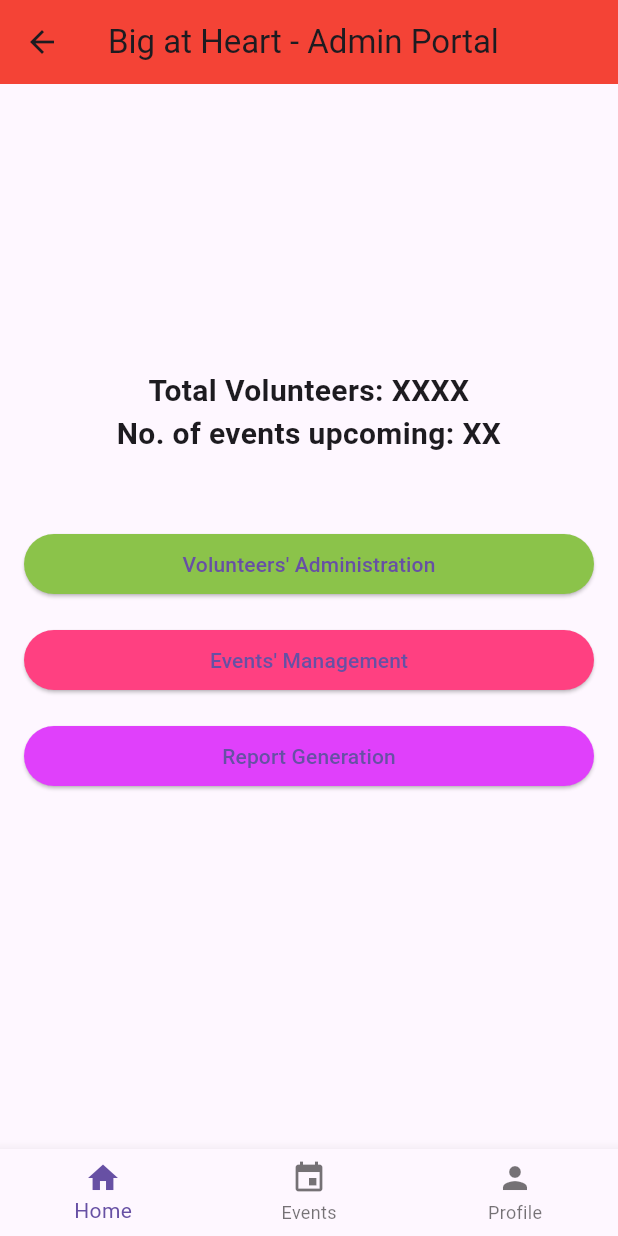
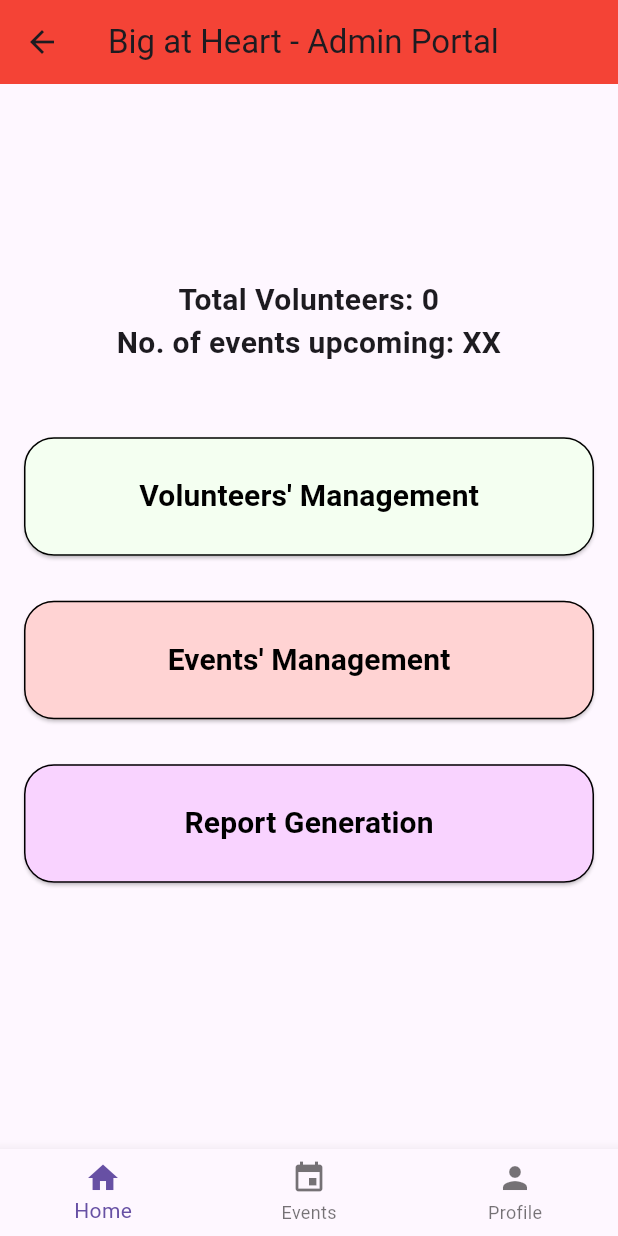
Before and after one commit to ruth-lim/hackforgood24, a Flutter app: the AdminDashboard screen opened by its route, on a phone screen of 412 x 824 dp. Run offline on Flutter 3.47's test engine with Material 3 defaults, Android fonts, the phone set to English and light mode, and no system bars; our stand-ins replace cloud_firestore, firebase_auth, firebase_core; accounts and stored records are empty; generated files the repository leaves out were written again.

Commit message:
Improve UI of admin homepage

```diff
--- a/lib/pages/admin/admin_dashboard.dart
+++ b/lib/pages/admin/admin_dashboard.dart
@@ -1,5 +1,6 @@
 import 'package:flutter/material.dart';
 import 'bottom_navigation_bar.dart';
+import 'package:cloud_firestore/cloud_firestore.dart';
 
 class AdminDashboard extends StatefulWidget {
   static const routeName = '/admin_dashboard';
@@ -9,6 +10,7 @@ class AdminDashboard extends StatefulWidget {
 }
 
 class _AdminDashboardState extends State<AdminDashboard> {
+  final FirebaseFirestore _firestore = FirebaseFirestore.instance;
   int _selectedIndex = 0;
 
   void _onItemTapped(int index) {
@@ -29,6 +31,39 @@ class _AdminDashboardState extends State<AdminDashboard> {
     }
   }
 
+  Future<int> _fetchTotalVolunteersCount() async {
+    final querySnapshot = await _firestore.collection('users').get();
+    return querySnapshot.docs.length;
+  }
+
+  // Get total volunteers from cloud firestore
+  Widget _buildTotalVolunteersCount() {
+    return FutureBuilder<int>(
+      future: _fetchTotalVolunteersCount(),
+      builder: (BuildContext context, AsyncSnapshot<int> snapshot) {
+        if (snapshot.connectionState == ConnectionState.waiting) {
+          return Text(
+            'Loading total volunteers...',
+            style: TextStyle(fontSize: 20, fontWeight: FontWeight.bold),
+            textAlign: TextAlign.center,
+          );
+        } else if (snapshot.hasError) {
+          return Text(
+            'Error fetching total volunteers',
+            style: TextStyle(fontSize: 20, fontWeight: FontWeight.bold),
+            textAlign: TextAlign.center,
+          );
+        } else {
+          return Text(
+            'Total Volunteers: ${snapshot.data}',
+            style: TextStyle(fontSize: 20, fontWeight: FontWeight.bold),
+            textAlign: TextAlign.center,
+          );
+        }
+      },
+    );
+  }
+
   @override
   Widget build(BuildContext context) {
     return Scaffold(
@@ -42,12 +77,7 @@ class _AdminDashboardState extends State<AdminDashboard> {
           mainAxisAlignment: MainAxisAlignment.center,
           crossAxisAlignment: CrossAxisAlignment.stretch,
           children: <Widget>[
-            // Display total volunteers and upcoming events
-            Text(
-              'Total Volunteers: XXXX',
-              style: TextStyle(fontSize: 20, fontWeight: FontWeight.bold),
-              textAlign: TextAlign.center,
-            ),
+            _buildTotalVolunteersCount(),
             Text(
               'No. of events upcoming: XX',
               style: TextStyle(fontSize: 20, fontWeight: FontWeight.bold),
@@ -55,35 +85,83 @@ class _AdminDashboardState extends State<AdminDashboard> {
             ),
             SizedBox(height: 48),
 
-            // Button for Volunteers' Administration
+            // Button for Volunteers Management
             ElevatedButton(
               onPressed: () {
                 Navigator.pushNamed(context, '/volunteers_management');
               },
-              child: Text('Volunteers\' Administration'),
-              style: ElevatedButton.styleFrom(primary: Colors.lightGreen),
+              child: Text(
+                'Volunteers\' Management',
+                style: TextStyle(
+                  color: Colors.black,
+                  fontSize: 20,
+                  fontWeight: FontWeight.bold,
+                ),
+              ),
+              style: ElevatedButton.styleFrom(
+                primary: Color(0xFFF4FFF1),
+                onPrimary: Colors.black,
+                side: BorderSide(color: Colors.black, width: 1.0),
+                minimumSize: Size(double.infinity, 50),
+                shape: RoundedRectangleBorder(
+                  borderRadius: BorderRadius.circular(20),
+                ),
+                padding: EdgeInsets.symmetric(vertical: 25.0),
+              ),
             ),
 
-            SizedBox(height: 16),
+            SizedBox(height: 30),
 
             // Button for Events' Management
             ElevatedButton(
               onPressed: () {
                 Navigator.pushNamed(context, '/events_management');
               },
-              child: Text('Events\' Management'),
-              style: ElevatedButton.styleFrom(primary: Colors.pinkAccent),
+              child: Text(
+                'Events\' Management',
+                style: TextStyle(
+                  color: Colors.black,
+                  fontSize: 20,
+                  fontWeight: FontWeight.bold,
+                ),
+              ),
+              style: ElevatedButton.styleFrom(
+                primary: Color(0xFFFFD3D3),
+                onPrimary: Colors.black,
+                side: BorderSide(color: Colors.black, width: 1.0),
+                minimumSize: Size(double.infinity, 50),
+                shape: RoundedRectangleBorder(
+                  borderRadius: BorderRadius.circular(20),
+                ),
+                padding: EdgeInsets.symmetric(vertical: 25.0),
+              ),
             ),
 
-            SizedBox(height: 16),
+            SizedBox(height: 30),
 
             // Button for Report Generation
             ElevatedButton(
               onPressed: () {
                 Navigator.pushNamed(context, '/report_generation');
               },
-              child: Text('Report Generation'),
-              style: ElevatedButton.styleFrom(primary: Colors.purpleAccent),
+              child: Text(
+                'Report Generation',
+                style: TextStyle(
+                  color: Colors.black,
+                  fontSize: 20,
+                  fontWeight: FontWeight.bold,
+                ),
+              ),
+              style: ElevatedButton.styleFrom(
+                primary: Color(0xFFF9D3FF),
+                onPrimary: Colors.black,
+                side: BorderSide(color: Colors.black, width: 1.0),
+                minimumSize: Size(double.infinity, 50),
+                shape: RoundedRectangleBorder(
+                  borderRadius: BorderRadius.circular(20),
+                ),
+                padding: EdgeInsets.symmetric(vertical: 25.0),
+              ),
             ),
 
             SizedBox(height: 48),
```
